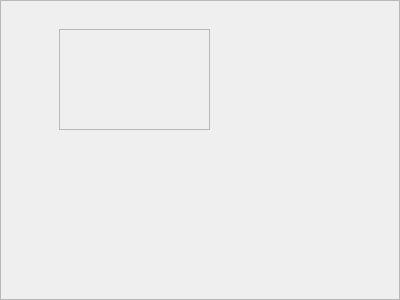
Before: the Qt Designer form src/blackgui/components/datasettingscomponent.ui in swift-project/pilotclient, drawn with Qt 5.
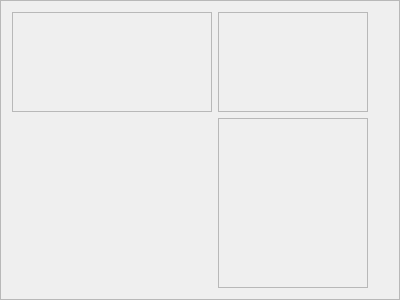
After: the same form once the commit is applied. Custom widgets are drawn as their Qt base class.

Commit message: refs #497, added login with settings component and added a small checkbox to enable/disable server debugging

```diff
--- a/src/blackgui/components/datasettingscomponent.ui
+++ b/src/blackgui/components/datasettingscomponent.ui
@@ -19,22 +19,76 @@
   <property name="frameShadow">
    <enum>QFrame::Raised</enum>
   </property>
-  <widget class="BlackGui::Components::CDbLoginComponent" name="comp_LoginComponent">
-   <property name="geometry">
-    <rect>
-     <x>59</x>
-     <y>29</y>
-     <width>151</width>
-     <height>101</height>
-    </rect>
-   </property>
-   <property name="frameShape">
-    <enum>QFrame::StyledPanel</enum>
-   </property>
-   <property name="frameShadow">
-    <enum>QFrame::Raised</enum>
-   </property>
-  </widget>
+  <layout class="QGridLayout" name="gridLayout">
+   <item row="1" column="1">
+    <widget class="QFrame" name="fr_Foo">
+     <property name="frameShape">
+      <enum>QFrame::StyledPanel</enum>
+     </property>
+     <property name="frameShadow">
+      <enum>QFrame::Raised</enum>
+     </property>
+    </widget>
+   </item>
+   <item row="0" column="2">
+    <spacer name="horizontalSpacer">
+     <property name="orientation">
+      <enum>Qt::Horizontal</enum>
+     </property>
+     <property name="sizeHint" stdset="0">
+      <size>
+       <width>40</width>
+       <height>20</height>
+      </size>
+     </property>
+    </spacer>
+   </item>
+   <item row="0" column="1">
+    <widget class="BlackGui::Components::CDbDebugDatabaseSetup" name="comp_DebugDb">
+     <property name="minimumSize">
+      <size>
+       <width>150</width>
+       <height>0</height>
+      </size>
+     </property>
+     <property name="frameShape">
+      <enum>QFrame::StyledPanel</enum>
+     </property>
+     <property name="frameShadow">
+      <enum>QFrame::Raised</enum>
+     </property>
+    </widget>
+   </item>
+   <item row="1" column="0">
+    <spacer name="verticalSpacer">
+     <property name="orientation">
+      <enum>Qt::Vertical</enum>
+     </property>
+     <property name="sizeHint" stdset="0">
+      <size>
+       <width>20</width>
+       <height>40</height>
+      </size>
+     </property>
+    </spacer>
+   </item>
+   <item row="0" column="0">
+    <widget class="BlackGui::Components::CDbLoginComponent" name="comp_LoginComponent">
+     <property name="minimumSize">
+      <size>
+       <width>200</width>
+       <height>100</height>
+      </size>
+     </property>
+     <property name="frameShape">
+      <enum>QFrame::StyledPanel</enum>
+     </property>
+     <property name="frameShadow">
+      <enum>QFrame::Raised</enum>
+     </property>
+    </widget>
+   </item>
+  </layout>
  </widget>
  <customwidgets>
   <customwidget>
@@ -43,6 +97,12 @@
    <header>blackgui/components/dblogincomponent.h</header>
    <container>1</container>
   </customwidget>
+  <customwidget>
+   <class>BlackGui::Components::CDbDebugDatabaseSetup</class>
+   <extends>QFrame</extends>
+   <header>blackgui/components/dbdebugdatabasesetup.h</header>
+   <container>1</container>
+  </customwidget>
  </customwidgets>
  <resources/>
  <connections/>
```
The commit also changes 3 other files.
